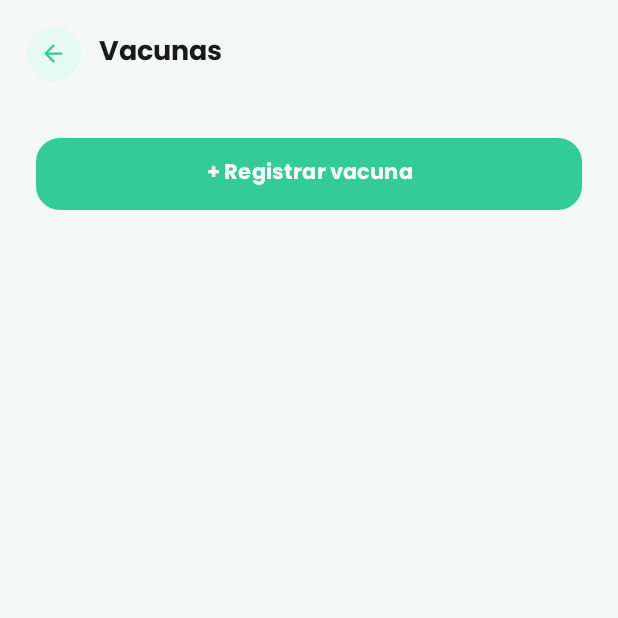
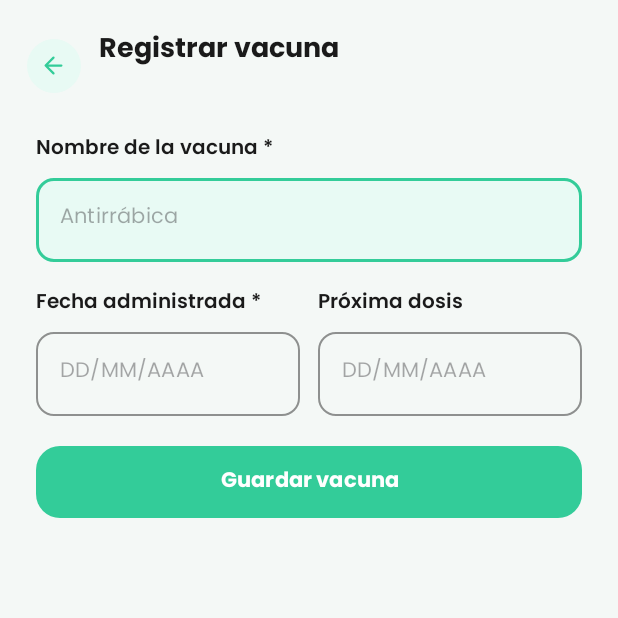
Before and after one commit to Veronica-SB/boop, an Android app: the VaccinesActivity screen opened directly, with no data from a screen before it, after a tap on "+ Registrar vacuna", on a phone screen of 412 x 824 dp, the top half of it. Run offline under Robolectric (Android 15) with nearby library versions, the phone set to English and light mode, and no system bars; our stand-ins replace Firebase (no records; nobody signed in at launch, a user with empty details on screens opened directly).

Commit message:
BOOP-09: mejoras app, carrusel,settings,vacunas

```diff
--- a/app/src/main/AndroidManifest.xml
+++ b/app/src/main/AndroidManifest.xml
@@ -85,6 +85,10 @@
             android:name=".ui.medical.VaccinesActivity"
             android:exported="false" />
 
+        <activity
+            android:name=".ui.medical.AddVaccineActivity"
+            android:exported="false" />
+
         <!-- RECORDATORIOS - AÑADIR -->
         <activity
             android:name=".ui.alerts.AddAlertActivity"
--- /dev/null
+++ b/app/src/main/java/com/boop/app/ui/medical/AddVaccineActivity.java
@@ -0,0 +1,115 @@
+package com.boop.app.ui.medical;
+
+import android.os.Bundle;
+import android.text.TextUtils;
+import android.widget.TextView;
+import android.widget.Toast;
+import androidx.appcompat.app.AppCompatActivity;
+import com.boop.app.R;
+import com.boop.app.data.model.Vaccine;
+import com.boop.app.utils.ThemeManager;
+import com.google.firebase.auth.FirebaseAuth;
+import com.google.firebase.firestore.FirebaseFirestore;
+import java.text.ParseException;
+import java.text.SimpleDateFormat;
+import java.util.Date;
+import java.util.Locale;
+
+public class AddVaccineActivity extends AppCompatActivity {
+
+    public static final String EXTRA_PET_ID   = "pet_id";
+    public static final String EXTRA_PET_NAME = "pet_name";
+
+    private FirebaseFirestore db;
+    private String petId;
+
+    @Override
+    protected void onCreate(Bundle savedInstanceState) {
+        ThemeManager.applyTheme(this);
+        super.onCreate(savedInstanceState);
+        setContentView(R.layout.activity_add_vaccine);
+
+        db    = FirebaseFirestore.getInstance();
+        petId = getIntent().getStringExtra(EXTRA_PET_ID);
+
+        String petName = getIntent().getStringExtra(EXTRA_PET_NAME);
+        if (petName != null)
+            ((TextView) findViewById(R.id.tv_pet_name)).setText(petName);
+
+        findViewById(R.id.btn_back).setOnClickListener(v -> finish());
+        findViewById(R.id.btn_save_vaccine).setOnClickListener(v -> saveVaccine());
+    }
+
+    private void saveVaccine() {
+        String name     = getValue(R.id.et_vaccine_name);
+        String dateStr  = getValue(R.id.et_administered_date);
+        String nextStr  = getValue(R.id.et_next_dose_date);
+
+        if (TextUtils.isEmpty(name)) {
+            ((android.widget.EditText) findViewById(R.id.et_vaccine_name))
+                    .setError("El nombre es obligatorio");
+            return;
+        }
+        if (TextUtils.isEmpty(dateStr)) {
+            ((android.widget.EditText) findViewById(R.id.et_administered_date))
+                    .setError("La fecha es obligatoria");
+            return;
+        }
+        if (petId == null) {
+            Toast.makeText(this, "Error: mascota no identificada", Toast.LENGTH_SHORT).show();
+            return;
+        }
+
+        SimpleDateFormat sdf = new SimpleDateFormat("dd/MM/yyyy", Locale.getDefault());
+
+        Vaccine vaccine = new Vaccine();
+        vaccine.setPetId(petId);
+        vaccine.setName(name);
+        vaccine.setCreatedBy(FirebaseAuth.getInstance().getCurrentUser().getUid());
+
+        try {
+            Date administeredDate = sdf.parse(dateStr);
+            vaccine.setAdministeredDate(administeredDate);
+
+            // Calcular estado automáticamente
+            if (!TextUtils.isEmpty(nextStr)) {
+                Date nextDate = sdf.parse(nextStr);
+                vaccine.setNextDoseDate(nextDate);
+
+                long diff = nextDate.getTime() - System.currentTimeMillis();
+                long days = diff / (1000 * 60 * 60 * 24);
+
+                if (days < 0)
+                    vaccine.setStatus(Vaccine.VaccineStatus.EXPIRED.name());
+                else if (days <= 30)
+                    vaccine.setStatus(Vaccine.VaccineStatus.UPCOMING.name());
+                else
+                    vaccine.setStatus(Vaccine.VaccineStatus.UP_TO_DATE.name());
+            } else {
+                vaccine.setStatus(Vaccine.VaccineStatus.UP_TO_DATE.name());
+            }
+
+        } catch (ParseException e) {
+            ((android.widget.EditText) findViewById(R.id.et_administered_date))
+                    .setError("Formato inválido (DD/MM/AAAA)");
+            return;
+        }
+
+        db.collection("pets").document(petId)
+                .collection("vaccines")
+                .add(vaccine)
+                .addOnSuccessListener(ref -> {
+                    ref.update("id", ref.getId());
+                    Toast.makeText(this, "Vacuna guardada 🐾", Toast.LENGTH_SHORT).show();
+                    finish();
+                })
+                .addOnFailureListener(e ->
+                        Toast.makeText(this, "Error al guardar. Inténtalo de nuevo.",
+                                Toast.LENGTH_SHORT).show());
+    }
+
+    private String getValue(int viewId) {
+        android.widget.EditText et = findViewById(viewId);
+        return et != null ? et.getText().toString().trim() : "";
+    }
+}
--- a/app/src/main/java/com/boop/app/ui/medical/VaccinesActivity.java
+++ b/app/src/main/java/com/boop/app/ui/medical/VaccinesActivity.java
@@ -1,5 +1,6 @@
 package com.boop.app.ui.medical;
 
+import android.content.Intent;
 import android.os.Bundle;
 import android.view.View;
 import android.widget.ImageView;
@@ -41,10 +42,13 @@ public class VaccinesActivity extends AppCompatActivity {
 
         findViewById(R.id.btn_back).setOnClickListener(v -> finish());
 
-        // TODO: conectar btn_register_vaccine con formulario de registro
-        findViewById(R.id.btn_register_vaccine).setOnClickListener(v ->
-                android.widget.Toast.makeText(this,
-                        "Registro de vacunas (Próximamente)", android.widget.Toast.LENGTH_SHORT).show());
+        findViewById(R.id.btn_register_vaccine).setOnClickListener(v -> {
+            Intent intent = new Intent(this, AddVaccineActivity.class);
+            intent.putExtra(AddVaccineActivity.EXTRA_PET_ID, petId);
+            intent.putExtra(AddVaccineActivity.EXTRA_PET_NAME,
+                    ((TextView) findViewById(R.id.tv_pet_name)).getText().toString());
+            startActivity(intent);
+        });
 
         loadVaccines();
     }
--- a/app/src/main/res/layout/activity_add_alert.xml
+++ b/app/src/main/res/layout/activity_add_alert.xml
@@ -151,7 +151,7 @@
             style="@style/Widget.MaterialComponents.TextInputLayout.OutlinedBox">
             <com.google.android.material.textfield.TextInputEditText android:id="@+id/et_alert_description"
                 android:layout_width="match_parent" android:layout_height="56dp"
-                android:hint="Vacuna antirrábica" android:fontFamily="@font/poppins_regular"
+                android:hint="Detalles del recordatorio" android:fontFamily="@font/poppins_regular"
                 android:textSize="14sp" android:textColor="@color/text_primary_light" />
         </com.google.android.material.textfield.TextInputLayout>
 
--- /dev/null
+++ b/app/src/main/res/layout/activity_add_vaccine.xml
@@ -0,0 +1,144 @@
+<?xml version="1.0" encoding="utf-8"?>
+<androidx.core.widget.NestedScrollView
+    xmlns:android="http://schemas.android.com/apk/res/android"
+    xmlns:app="http://schemas.android.com/apk/res-auto"
+    android:layout_width="match_parent"
+    android:layout_height="match_parent"
+    android:background="@color/background_light"
+    android:fillViewport="true">
+
+    <LinearLayout
+        android:layout_width="match_parent"
+        android:layout_height="wrap_content"
+        android:orientation="vertical"
+        android:paddingBottom="40dp">
+
+        <!-- Header -->
+        <LinearLayout
+            android:layout_width="match_parent"
+            android:layout_height="wrap_content"
+            android:orientation="horizontal"
+            android:gravity="center_vertical"
+            android:padding="18dp">
+            <FrameLayout
+                android:id="@+id/btn_back"
+                android:layout_width="36dp"
+                android:layout_height="36dp"
+                android:background="@drawable/bg_circle_green_light">
+                <ImageView
+                    android:layout_width="18dp"
+                    android:layout_height="18dp"
+                    android:layout_gravity="center"
+                    android:src="@drawable/ic_arrow_back"
+                    app:tint="@color/boop_green" />
+            </FrameLayout>
+            <LinearLayout
+                android:layout_width="0dp"
+                android:layout_height="wrap_content"
+                android:layout_weight="1"
+                android:layout_marginStart="12dp"
+                android:orientation="vertical">
+                <TextView
+                    android:layout_width="wrap_content"
+                    android:layout_height="wrap_content"
+                    android:text="Registrar vacuna"
+                    android:textSize="18sp"
+                    android:fontFamily="@font/poppins_bold"
+                    android:textColor="@color/text_primary_light" />
+                <TextView
+                    android:id="@+id/tv_pet_name"
+                    android:layout_width="wrap_content"
+                    android:layout_height="wrap_content"
+                    android:text=""
+                    android:textSize="12sp"
+                    android:textColor="@color/text_tertiary_light" />
+            </LinearLayout>
+        </LinearLayout>
+
+        <LinearLayout
+            android:layout_width="match_parent"
+            android:layout_height="wrap_content"
+            android:orientation="vertical"
+            android:paddingHorizontal="24dp">
+
+            <!-- Nombre de la vacuna -->
+            <TextView android:layout_width="wrap_content" android:layout_height="wrap_content"
+                android:text="Nombre de la vacuna *" android:textSize="13sp"
+                android:fontFamily="@font/poppins_semibold"
+                android:textColor="@color/text_primary_light" android:layout_marginBottom="8dp" />
+            <com.google.android.material.textfield.TextInputLayout
+                android:layout_width="match_parent" android:layout_height="wrap_content"
+                android:layout_marginBottom="16dp" app:hintEnabled="false"
+                app:boxCornerRadiusBottomEnd="12dp" app:boxCornerRadiusBottomStart="12dp"
+                app:boxCornerRadiusTopEnd="12dp" app:boxCornerRadiusTopStart="12dp"
+                app:boxStrokeColor="@color/boop_green" app:boxBackgroundColor="@color/boop_green_light"
+                style="@style/Widget.MaterialComponents.TextInputLayout.OutlinedBox">
+                <com.google.android.material.textfield.TextInputEditText
+                    android:id="@+id/et_vaccine_name"
+                    android:layout_width="match_parent" android:layout_height="56dp"
+                    android:hint="Antirrábica" android:fontFamily="@font/poppins_regular"
+                    android:textSize="14sp" android:textColor="@color/text_primary_light" />
+            </com.google.android.material.textfield.TextInputLayout>
+
+            <!-- Fecha administrada + Próxima dosis -->
+            <LinearLayout android:layout_width="match_parent" android:layout_height="wrap_content"
+                android:orientation="horizontal" android:layout_marginBottom="16dp">
+                <LinearLayout android:layout_width="0dp" android:layout_height="wrap_content"
+                    android:layout_weight="1" android:orientation="vertical"
+                    android:layout_marginEnd="12dp">
+                    <TextView android:layout_width="wrap_content" android:layout_height="wrap_content"
+                        android:text="Fecha administrada *" android:textSize="13sp"
+                        android:fontFamily="@font/poppins_semibold"
+                        android:textColor="@color/text_primary_light" android:layout_marginBottom="8dp" />
+                    <com.google.android.material.textfield.TextInputLayout
+                        android:layout_width="match_parent" android:layout_height="wrap_content"
+                        app:hintEnabled="false"
+                        app:boxCornerRadiusBottomEnd="12dp" app:boxCornerRadiusBottomStart="12dp"
+                        app:boxCornerRadiusTopEnd="12dp" app:boxCornerRadiusTopStart="12dp"
+                        app:boxStrokeColor="@color/border_light"
+                        app:boxBackgroundColor="@color/background_light"
+                        style="@style/Widget.MaterialComponents.TextInputLayout.OutlinedBox">
+                        <com.google.android.material.textfield.TextInputEditText
+                            android:id="@+id/et_administered_date"
+                            android:layout_width="match_parent" android:layout_height="56dp"
+                            android:hint="DD/MM/AAAA" android:fontFamily="@font/poppins_regular"
+                            android:textSize="14sp" android:inputType="date"
+                            android:textColor="@color/text_primary_light" />
+                    </com.google.android.material.textfield.TextInputLayout>
+                </LinearLayout>
+                <LinearLayout android:layout_width="0dp" android:layout_height="wrap_content"
+                    android:layout_weight="1" android:orientation="vertical">
+                    <TextView android:layout_width="wrap_content" android:layout_height="wrap_content"
+                        android:text="Próxima dosis" android:textSize="13sp"
+                        android:fontFamily="@font/poppins_semibold"
+                        android:textColor="@color/text_primary_light" android:layout_marginBottom="8dp" />
+                    <com.google.android.material.textfield.TextInputLayout
+                        android:layout_width="match_parent" android:layout_height="wrap_content"
+                        app:hintEnabled="false"
+                        app:boxCornerRadiusBottomEnd="12dp" app:boxCornerRadiusBottomStart="12dp"
+                        app:boxCornerRadiusTopEnd="12dp" app:boxCornerRadiusTopStart="12dp"
+                        app:boxStrokeColor="@color/border_light"
+                        app:boxBackgroundColor="@color/background_light"
+                        style="@style/Widget.MaterialComponents.TextInputLayout.OutlinedBox">
+                        <com.google.android.material.textfield.TextInputEditText
+                            android:id="@+id/et_next_dose_date"
+                            android:layout_width="match_parent" android:layout_height="56dp"
+                            android:hint="DD/MM/AAAA" android:fontFamily="@font/poppins_regular"
+                            android:textSize="14sp" android:inputType="date"
+                            android:textColor="@color/text_primary_light" />
+                    </com.google.android.material.textfield.TextInputLayout>
+                </LinearLayout>
+            </LinearLayout>
+
+            <com.google.android.material.button.MaterialButton
+                android:id="@+id/btn_save_vaccine"
+                android:layout_width="match_parent"
+                android:layout_height="56dp"
+                android:text="Guardar vacuna"
+                android:fontFamily="@font/poppins_bold"
+                app:backgroundTint="@color/boop_green"
+                app:cornerRadius="16dp" />
+
+        </LinearLayout>
+    </LinearLayout>
+</androidx.core.widget.NestedScrollView>
```
Also changed, not shown: app/src/main/java/com/boop/app/data/model/Vaccine.java (+8 -0 lines), app/src/main/java/com/boop/app/ui/home/HomeFragment.java (+12 -3 lines), app/src/main/java/com/boop/app/ui/settings/SettingsActivity.java (+12 -6 lines), app/src/main/res/layout/activity_add_pet.xml (+1 -8 lines), app/src/main/res/layout/activity_settings.xml (+3 -17 lines).
